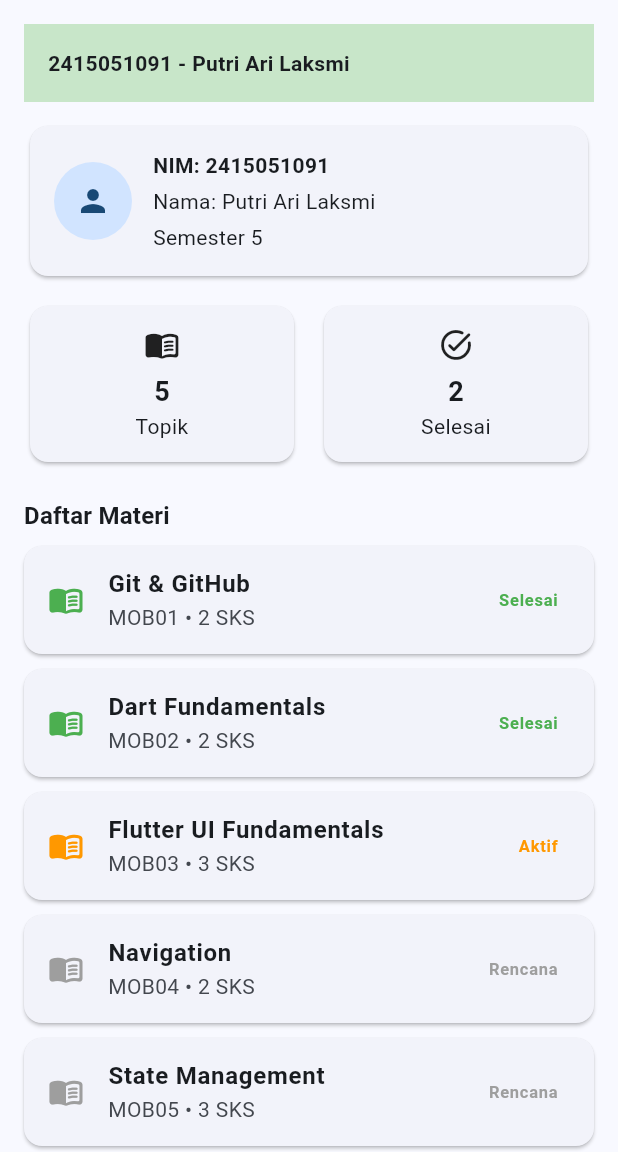
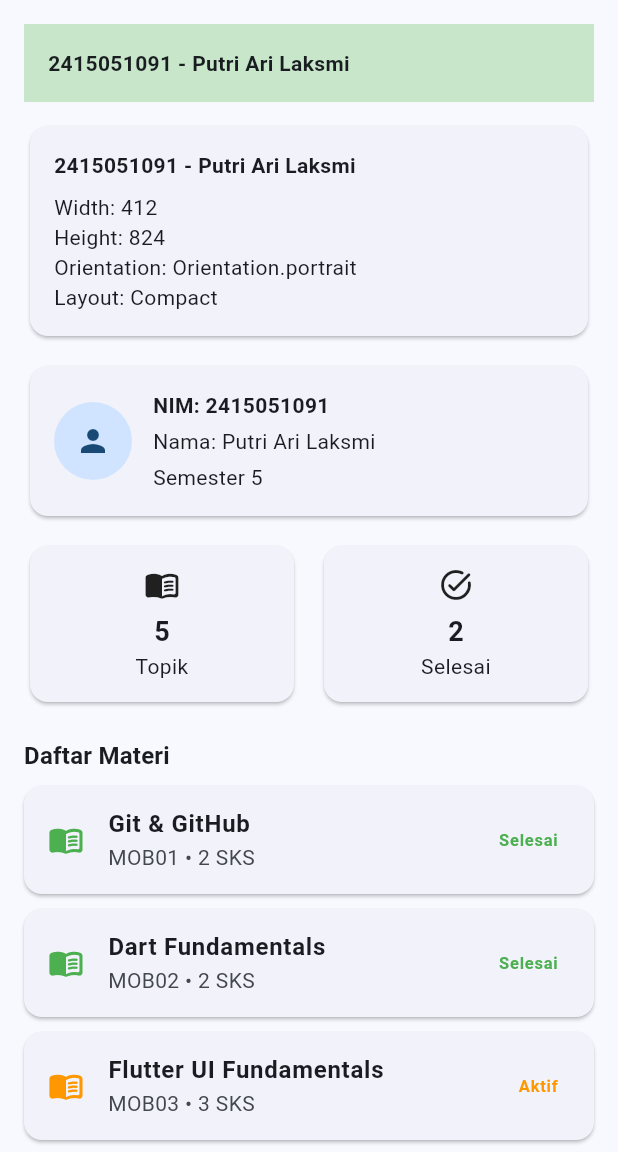
Before and after one commit to putriari93/course-explorer-flutter, a Flutter app: the screen it shows after launch, on a phone screen of 412 x 824 dp, the part 84-1236 px from its top. Run offline on Flutter 3.47's test engine with Material 3 defaults, Android fonts, the phone set to English and light mode, and no system bars.

Commit message:
Menambahkan informasi ukuran dan orientasi layar

```diff
--- a/lib/main.dart
+++ b/lib/main.dart
@@ -52,6 +52,10 @@ class _DashboardPageState extends State<DashboardPage> {
 
   @override
   Widget build(BuildContext context) {
+    final size = MediaQuery.of(context).size;
+    final orientation = MediaQuery.of(context).orientation;
+    final layoutType = size.width < 600 ? 'Compact' : 'Wide';
+
     return Scaffold(
       appBar: AppBar(
         title: const Text('Learning Dashboard'),
@@ -103,6 +107,27 @@ class _DashboardPageState extends State<DashboardPage> {
                         ),
                       ),
                     ],
+                  ),
+                  const SizedBox(height: 12),
+
+                  Card(
+                    child: Padding(
+                      padding: const EdgeInsets.all(16),
+                      child: Column(
+                        crossAxisAlignment: CrossAxisAlignment.start,
+                        children: [
+                          const Text(
+                            '$studentId - $studentName',
+                            style: TextStyle(fontWeight: FontWeight.bold),
+                          ),
+                          const SizedBox(height: 8),
+                          Text('Width: ${size.width.toStringAsFixed(0)}'),
+                          Text('Height: ${size.height.toStringAsFixed(0)}'),
+                          Text('Orientation: $orientation'),
+                          Text('Layout: $layoutType'),
+                        ],
+                      ),
+                    ),
                   ),
                   const SizedBox(height: 12),
 
```
